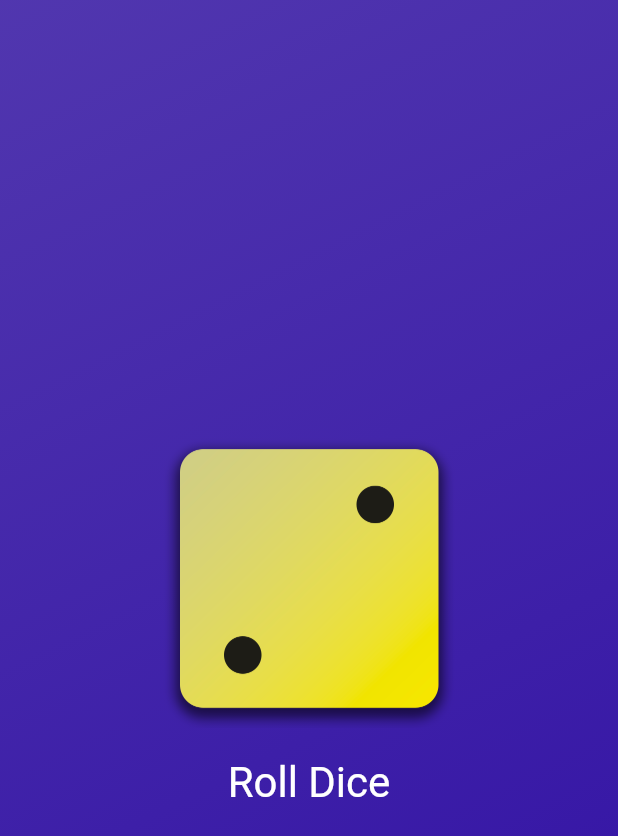
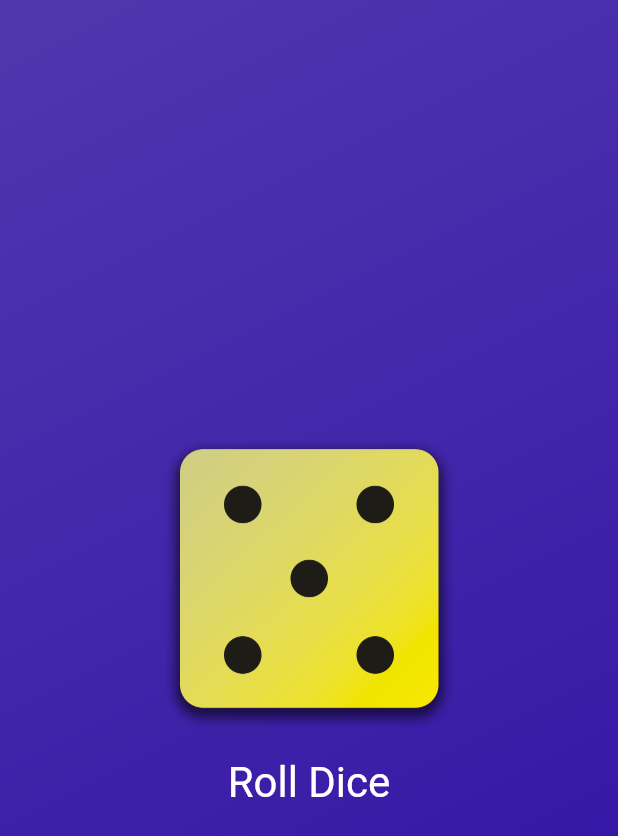
Before and after one commit to Lev1no/flutterApplications, a Flutter app: the screen it shows after launch, after a tap on "Roll Dice", on a phone screen of 412 x 824 dp. Shown: the top 836 px of the screen. Run offline on Flutter 3.47's test engine with Material 3 defaults, Android fonts, the phone set to English and light mode, and no system bars.

Commit message:
finalizing functionality of the dice

```diff
--- /dev/null
+++ b/lib/dice_roller.dart
@@ -0,0 +1,47 @@
+import 'package:flutter/material.dart';
+import 'dart:math';
+
+class DiceRoller extends StatefulWidget {
+  const DiceRoller({super.key});
+
+  @override
+  State<DiceRoller> createState() {
+    return _DiceRollerState();
+  }
+}
+
+class _DiceRollerState extends State<DiceRoller> {
+  var activeDiceImage = 'assets/images/dice-images/dice-1.png';
+
+  void rollDice() {
+    var diceRoll = Random().nextInt(6) + 1;
+    setState(() {
+      activeDiceImage = 'assets/images/dice-images/dice-$diceRoll.png';
+    });
+  }
+
+  @override
+  Widget build(context) {
+    return Column(
+      mainAxisSize: MainAxisSize.min,
+      children: [
+        Image.asset(
+          activeDiceImage,
+          width: 200,
+        ),
+        TextButton(
+          onPressed: rollDice,
+          style: TextButton.styleFrom(
+              padding: const EdgeInsets.only(
+                top: 20,
+              ),
+              foregroundColor: Colors.white,
+              textStyle: const TextStyle(
+                fontSize: 28,
+              )),
+          child: const Text('Roll Dice'),
+        )
+      ],
+    );
+  }
+}
--- a/lib/gradient_container.dart
+++ b/lib/gradient_container.dart
@@ -1,10 +1,15 @@
 import 'package:flutter/material.dart';
+import 'package:dice_app/dice_roller.dart';
 
 const startAlignment = Alignment.topLeft;
 const endAlignment = Alignment.bottomRight;
 
 class GradientContainer extends StatelessWidget {
   const GradientContainer(this.color1, this.color2, {super.key});
+
+  const GradientContainer.purple({super.key})
+      : color1 = Colors.deepPurple,
+        color2 = Colors.indigo;
 
   final Color color1;
   final Color color2;
@@ -20,27 +25,7 @@ class GradientContainer extends StatelessWidget {
         ),
       ),
       child: Center(
-        child: Column(
-          mainAxisSize: MainAxisSize.min,
-          children: [
-            Image.asset(
-              'assets/images/dice-images/dice-2.png',
-              width: 200,
-            ),
-            TextButton(
-              onPressed: () {},
-              style: TextButton.styleFrom(
-                  padding: const EdgeInsets.only(
-                    top: 20,
-                  ),
-                  foregroundColor: Colors.white,
-                  textStyle: const TextStyle(
-                    fontSize: 28,
-                  )),
-              child: const Text('Roll Dice'),
-            )
-          ],
-        ),
+        child: DiceRoller(),
       ),
     );
   }
```
